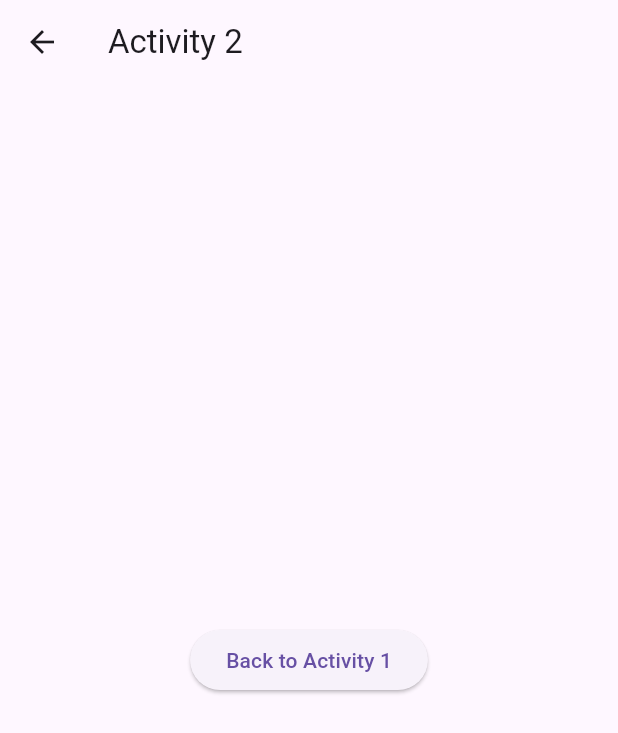
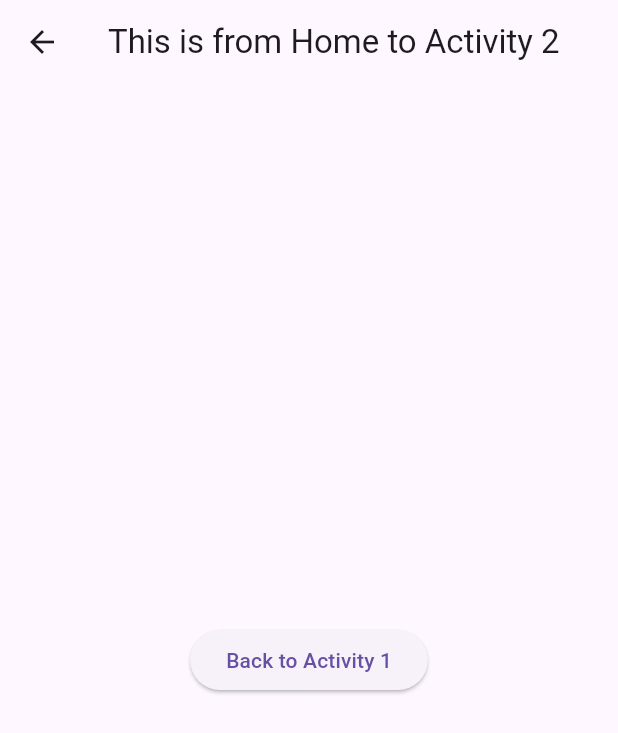
Before and after one commit to mdnahidhasan999/macapps, a Flutter app: the screen it shows after launch, after a tap on "Activity 2", on a phone screen of 412 x 824 dp. Shown: the top 733 px of the screen. Run offline on Flutter 3.47's test engine with Material 3 defaults, Android fonts, the light colour scheme and no system bars.

Commit message:
pass data via navigation

```diff
--- a/lib/navigation.dart
+++ b/lib/navigation.dart
@@ -14,7 +14,11 @@ class HomeActivity extends StatelessWidget {
             onPressed: () {
               Navigator.push(
                 context,
-                MaterialPageRoute(builder: (context) => Activity1()),
+                MaterialPageRoute(
+                  builder:
+                      (context) =>
+                          Activity1(message: 'This is from Home to Activity 1'),
+                ),
               );
             },
             child: Text("Activity 1"),
@@ -23,7 +27,11 @@ class HomeActivity extends StatelessWidget {
             onPressed: () {
               Navigator.push(
                 context,
-                MaterialPageRoute(builder: (context) => Activity2()),
+                MaterialPageRoute(
+                  builder:
+                      (context) =>
+                          Activity2(message: 'This is from Home to Activity 2'),
+                ),
               );
             },
             child: Text("Activity 2"),
@@ -35,18 +43,24 @@ class HomeActivity extends StatelessWidget {
 }
 
 class Activity1 extends StatelessWidget {
-  const Activity1({super.key});
+  final String message;
+
+  const Activity1({super.key, required this.message});
 
   @override
   Widget build(BuildContext context) {
     return Scaffold(
-      appBar: AppBar(title: Text("Activity 1")),
+      appBar: AppBar(title: Text(message)),
       body: Center(
         child: ElevatedButton(
           onPressed: () {
             Navigator.push(
               context,
-              MaterialPageRoute(builder: (context) => Activity2()),
+              MaterialPageRoute(
+                builder:
+                    (context) =>
+                        Activity2(message: 'This is from Home to Activity 2'),
+              ),
             );
           },
           child: Text("Go Activity 2"),
@@ -57,11 +71,14 @@ class Activity1 extends StatelessWidget {
 }
 
 class Activity2 extends StatelessWidget {
-  const Activity2({super.key});
+  final String message;
+
+  const Activity2({super.key, required this.message});
 
   @override
   Widget build(BuildContext context) {
-    return Scaffold(appBar: AppBar(title: Text("Activity 2")),
+    return Scaffold(
+      appBar: AppBar(title: Text(message)),
       body: Center(
         child: ElevatedButton(
           onPressed: () {
```
